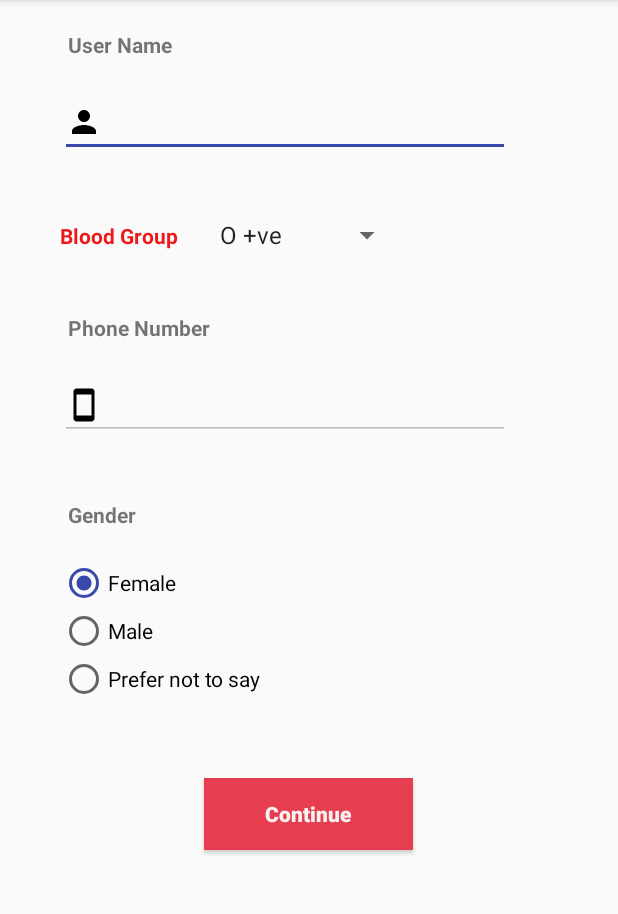
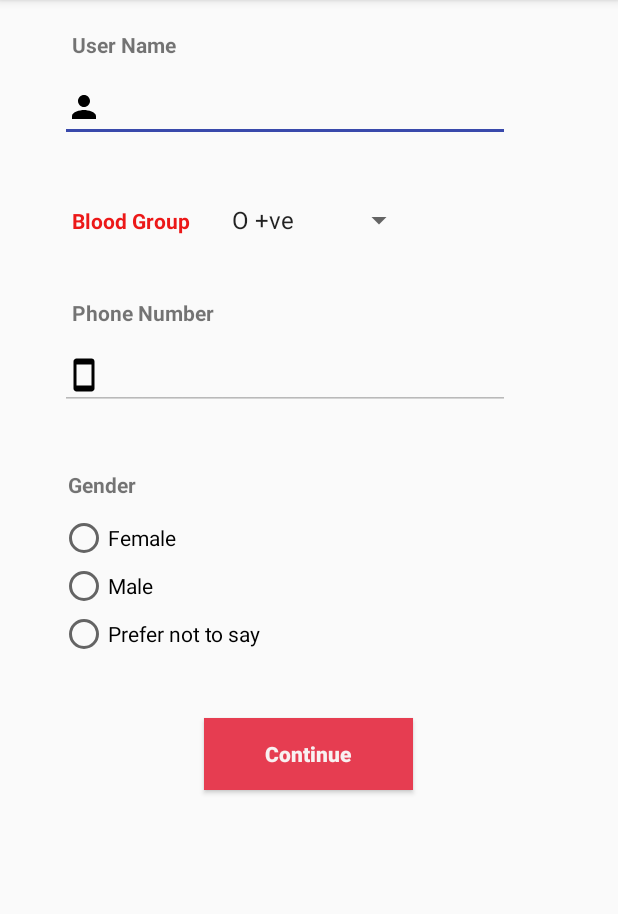
Before and after one commit to sravan7602/WeProtectU_FinalProject, an Android app: the SignUp screen opened directly, with no data from a screen before it, on a phone screen of 412 x 824 dp, the part 84-998 px from its top. Run offline under Robolectric (Android 15) with nearby library versions, the light colour scheme and no system bars; our stand-ins replace Firebase (no records; nobody signed in at launch, a user with empty details on screens opened directly).

Commit message:
SignUp Activity layout

```diff
--- a/app/src/main/java/com/example/weprotectu/SignUp.java
+++ b/app/src/main/java/com/example/weprotectu/SignUp.java
@@ -6,6 +6,7 @@ import android.content.Intent;
 import android.os.Bundle;
 import android.view.View;
 import android.widget.AdapterView;
+import android.widget.ArrayAdapter;
 import android.widget.Button;
 import android.widget.EditText;
 import android.widget.RadioButton;
@@ -13,16 +14,22 @@ import android.widget.RadioGroup;
 import android.widget.Spinner;
 import android.widget.Toast;
 
-public class SignUp extends AppCompatActivity {
+import com.google.firebase.auth.FirebaseAuth;
+import com.google.firebase.firestore.DocumentReference;
+import com.google.firebase.firestore.FirebaseFirestore;
+
+public class SignUp extends AppCompatActivity implements AdapterView.OnItemSelectedListener {
     String p;
     EditText phn;
+    EditText username;
+    Spinner bgp1;
+    String bloodgroupres,genderres,usernameres;
+    RadioButton rb;
     RadioGroup rg;
-    RadioButton genbu;
-    String genres,usernameres,bgres;
     Button b;
-    EditText username;
-    int genid;
-    Spinner sp;
+    FirebaseAuth fAuth;
+    FirebaseFirestore firestore;
+    DocumentReference docref;
     @Override
     protected void onCreate(Bundle savedInstanceState) {
         super.onCreate(savedInstanceState);
@@ -32,20 +39,37 @@ public class SignUp extends AppCompatActivity {
         p=i.getStringExtra("phnumber");
         phn.setText(p);
         phn.setEnabled(false);
-        sp=(Spinner)findViewById(R.id.bg);
         username=(EditText)findViewById(R.id.username1);
-        usernameres=username.getText().toString();
+        bgp1=(Spinner)findViewById(R.id.bg);
+        ArrayAdapter<CharSequence> adapter=ArrayAdapter.createFromResource(this,R.array.bloodgroup,android.R.layout.simple_spinner_item);
+        adapter.setDropDownViewResource(android.R.layout.simple_spinner_dropdown_item);
+        bgp1.setAdapter(adapter);
+        bgp1.setOnItemSelectedListener(this);
+        b=(Button)findViewById(R.id.con1);
         rg=(RadioGroup)findViewById(R.id.gender);
-        genid=rg.getCheckedRadioButtonId();
-        genbu=(RadioButton)findViewById(genid);
-        genres=genbu.getText().toString();
-        bgres=sp.getSelectedItem().toString();
-        b=(Button)findViewById(R.id.con1);
+
         b.setOnClickListener(new View.OnClickListener() {
             @Override
             public void onClick(View view) {
-                Toast.makeText(SignUp.this, "Details:"+usernameres+" "+bgres+" "+genres, Toast.LENGTH_SHORT).show();
+                usernameres=username.getText().toString();
+                Toast.makeText(SignUp.this, "details: "+usernameres+" "+bloodgroupres+" "+genderres, Toast.LENGTH_SHORT).show();
             }
         });
     }
+
+    @Override
+    public void onItemSelected(AdapterView<?> adapterView, View view, int i, long l) {
+        bloodgroupres=adapterView.getItemAtPosition(i).toString();
+    }
+
+    @Override
+    public void onNothingSelected(AdapterView<?> adapterView) {
+
+    }
+
+
+    public void onRadioButtonClick(View view) {
+        rb=(RadioButton)findViewById(rg.getCheckedRadioButtonId());
+        genderres=rb.getText().toString();
+    }
 }
--- a/app/src/main/java/com/example/weprotectu/VerifyOtp.java
+++ b/app/src/main/java/com/example/weprotectu/VerifyOtp.java
@@ -69,7 +69,7 @@ public class VerifyOtp extends AppCompatActivity {
                     enterotp1.setEnabled(true);
                     getCurrentFocus();
                 }
-                signInWithPhoneAuthCredential(credential);
+                    signInWithPhoneAuthCredential(credential);
             }
         });
 
--- a/app/src/main/res/layout/activity_main.xml
+++ b/app/src/main/res/layout/activity_main.xml
@@ -7,14 +7,12 @@
     android:orientation="vertical"
     tools:context=".MainActivity">
 
-
-
     <TextView
         android:layout_width="wrap_content"
         android:layout_height="wrap_content"
         android:text="Phone Number"
         android:textSize="17dp"
-        android:layout_marginTop="200dp"
+        android:layout_marginTop="150dp"
         android:layout_marginLeft="40dp"
         android:fontFamily="sans-serif-black"
         android:textStyle="bold"></TextView>
@@ -24,6 +22,7 @@
         android:layout_marginTop="10dp"
         android:layout_height="wrap_content"
         android:inputType="phone"
+        android:maxLength="10"
         android:hint="Enter 10-digit Mobile No"
         android:drawableLeft="@drawable/ic_smartphone_black_24dp"
         android:id="@+id/phno"></EditText>
--- a/app/src/main/res/layout/activity_sign_up.xml
+++ b/app/src/main/res/layout/activity_sign_up.xml
@@ -6,17 +6,18 @@
     android:layout_height="match_parent"
     android:orientation="vertical"
     tools:context=".SignUp">
+
     <TextView
         android:layout_width="wrap_content"
         android:layout_height="wrap_content"
         android:text="User Name"
-        android:layout_marginLeft="45dp"
+        android:layout_marginLeft="48dp"
         android:layout_marginTop="20dp"
         android:textStyle="bold"></TextView>
     <EditText
         android:layout_width="300dp"
         android:layout_height="wrap_content"
-        android:layout_marginTop="20dp"
+        android:layout_marginTop="10dp"
         android:drawableLeft="@drawable/username_24dp"
         android:layout_marginLeft="40dp"
         android:id="@+id/username1"
@@ -30,7 +31,7 @@
         android:layout_width="wrap_content"
         android:layout_height="wrap_content"
         android:text="Blood Group"
-        android:layout_marginLeft="40dp"
+        android:layout_marginLeft="48dp"
         android:textStyle="bold"
         android:textColor="#EC1818"
         android:layout_marginTop="40dp"
@@ -41,20 +42,19 @@
         android:layout_marginLeft="20dp"
         android:layout_marginTop="40sp"
         android:id="@+id/bg"
-        android:entries="@array/bloodgroup">
         ></Spinner>
     </LinearLayout>
     <TextView
         android:layout_width="wrap_content"
         android:layout_height="wrap_content"
         android:text="Phone Number"
-        android:layout_marginLeft="45dp"
+        android:layout_marginLeft="48dp"
         android:layout_marginTop="40dp"
         android:textStyle="bold"></TextView>
     <EditText
         android:layout_width="300dp"
         android:layout_height="wrap_content"
-        android:layout_marginTop="20dp"
+        android:layout_marginTop="10dp"
         android:drawableLeft="@drawable/ic_smartphone_black_24dp"
         android:id="@+id/phnum1"
         android:layout_marginLeft="40dp"
@@ -72,23 +72,25 @@
         android:layout_width="wrap_content"
         android:layout_height="wrap_content"
         android:id="@+id/gender"
-        android:layout_marginTop="20dp"
+        android:layout_marginTop="10dp"
         android:layout_marginLeft="40dp">
         <RadioButton
             android:layout_width="wrap_content"
             android:layout_height="wrap_content"
-            android:checked="true"
             android:id="@+id/female"
+            android:onClick="onRadioButtonClick"
             android:text="Female"></RadioButton>
         <RadioButton
             android:layout_width="wrap_content"
             android:layout_height="wrap_content"
             android:id="@+id/male"
+            android:onClick="onRadioButtonClick"
             android:text="Male"></RadioButton>
         <RadioButton
             android:layout_width="250dp"
             android:layout_height="wrap_content"
             android:id="@+id/tra"
+            android:onClick="onRadioButtonClick"
             android:text="Prefer not to say"></RadioButton>
     </RadioGroup>
     <Button
@@ -98,10 +100,9 @@
         android:text="Continue"
         android:textAllCaps="false"
         android:fontFamily="sans-serif-black"
-        android:layout_marginTop="50dp"
+        android:layout_marginTop="40dp"
         android:textStyle="bold"
         android:textColor="#F8F1F1"
         android:id="@+id/con1"
         android:background="#E63D51" />
-
 </LinearLayout>
--- a/app/src/main/res/layout/activity_verify_otp.xml
+++ b/app/src/main/res/layout/activity_verify_otp.xml
@@ -11,7 +11,7 @@
         android:layout_width="wrap_content"
         android:layout_height="wrap_content"
         android:layout_gravity="center"
-        android:layout_marginTop="200dp"
+        android:layout_marginTop="150dp"
         android:text="Enter OTP"
         android:textColor="#000000"
         android:textSize="20dp"
@@ -22,6 +22,7 @@
         android:layout_height="wrap_content"
         android:id="@+id/enterotp"
         android:gravity="center"
+        android:maxLength="6"
         android:layout_gravity="center"
         android:inputType="number"
         android:layout_marginTop="10dp"></EditText>
```
